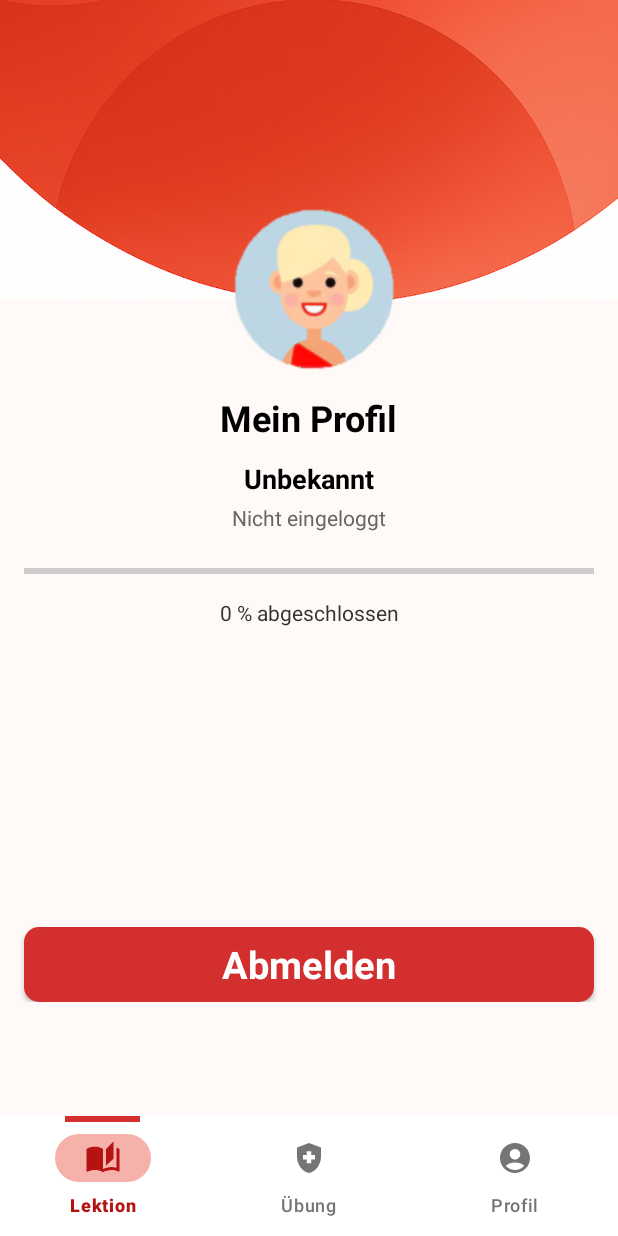
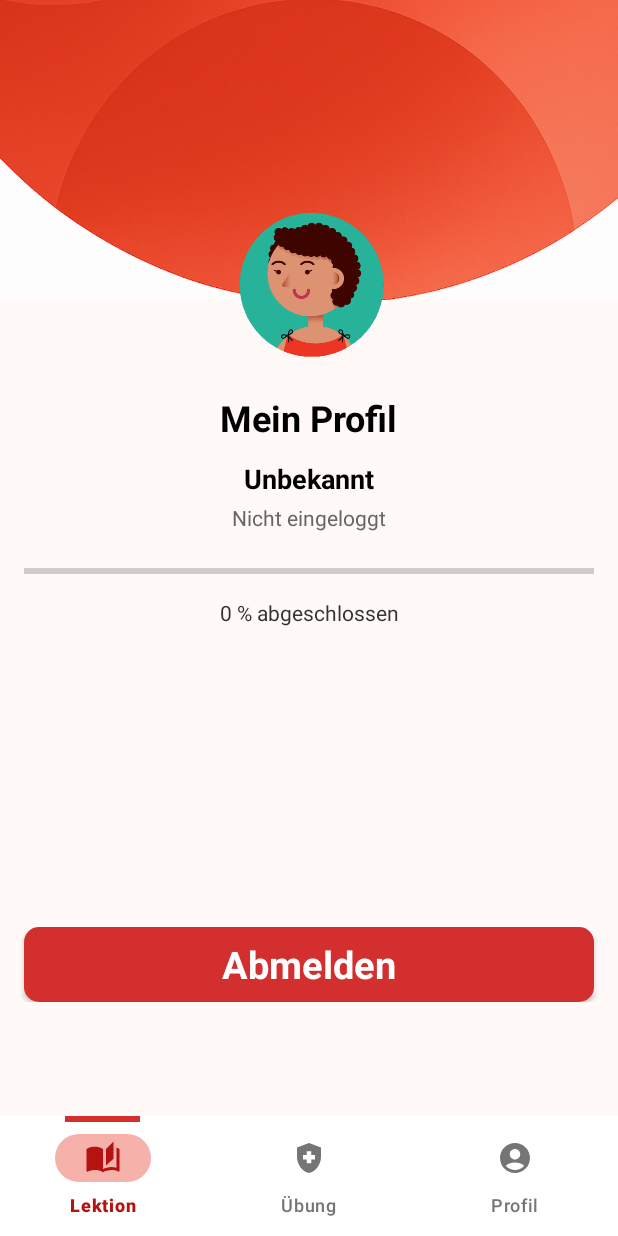
Before and after one commit to anja-05/LifeSaverAppNew, an Android app: the fragment ProfilFragment placed in its activity, on a phone screen of 412 x 824 dp. Run offline under Robolectric (Android 15) with nearby library versions, the phone set to English and light mode, and no system bars.

Commit message:
feature(profile): added selectable avatar with persistent storage using SharedPreferences

```diff
--- a/app/src/main/java/at/fhj/lifesaver/ProfilFragment.java
+++ b/app/src/main/java/at/fhj/lifesaver/ProfilFragment.java
@@ -1,5 +1,6 @@
 package at.fhj.lifesaver;
 
+import android.app.AlertDialog;
 import android.content.Context;
 import android.content.Intent;
 import android.content.SharedPreferences;
@@ -12,17 +13,33 @@ import androidx.fragment.app.Fragment;
 import android.view.LayoutInflater;
 import android.view.View;
 import android.view.ViewGroup;
+import android.widget.BaseAdapter;
 import android.widget.Button;
+import android.widget.GridView;
+import android.widget.ImageView;
 import android.widget.ProgressBar;
 import android.widget.TextView;
 
 public class ProfilFragment extends Fragment {
-
     private ProgressBar progressBar;
     private TextView progressText;
     private Button logoutButton;
+    private ImageView avatarImage;
 
     private static final int TOTAL_LESSONS = 10;
+
+    private final int[] avatarResIds = {
+            R.drawable.lockige_frau,
+            R.drawable.braunhaariger_mann,
+            R.drawable.dunkelhaarig_frau,
+            R.drawable.lockiger_mann,
+            R.drawable.blonde_frau,
+            R.drawable.schwarz_mann
+    };
+
+    private final String[] avatarNames = {
+            "lockige frau", "braunhaariger mann", "dunkelhaarige frau", "lockiger mann", "blonde frau", "schwarzhaariger mann"
+    };
 
     @Override
     public View onCreateView(LayoutInflater inflater, ViewGroup container, Bundle savedInstanceState) {
@@ -36,33 +53,101 @@ public class ProfilFragment extends Fragment {
         progressBar = view.findViewById(R.id.progressBar);
         progressText = view.findViewById(R.id.progressText);
         logoutButton = view.findViewById(R.id.button);
+        avatarImage = view.findViewById(R.id.image_avatar);
         TextView nameText = view.findViewById(R.id.profile_name);
         TextView emailText = view.findViewById(R.id.profile_email);
 
-        SharedPreferences userPrefs = requireContext().getSharedPreferences("user_data", Context.MODE_PRIVATE);
-        String name = userPrefs.getString("user_name", "Unbekannt");
-        String email = userPrefs.getString("user_email", "Nicht eingeloggt");
+        SharedPreferences prefs = requireContext().getSharedPreferences("user_data", Context.MODE_PRIVATE);
+        String name = prefs.getString("user_name", "Unbekannt");
+        String email = prefs.getString("user_email", "Nicht eingeloggt");
+        String avatarName = prefs.getString("avatar", "frau");
 
         nameText.setText(name);
         emailText.setText(email);
+        avatarImage.setImageResource(getAvatarResIdByName(avatarName));
 
-        // Fortschritt laden
-        SharedPreferences prefs = requireContext().getSharedPreferences("progress", Context.MODE_PRIVATE);
-        int completedLessons = prefs.getInt("completedLessons", 0);
+        avatarImage.setOnClickListener(v -> showAvatarDialog());
+
+        int completedLessons = requireContext()
+                .getSharedPreferences("progress", Context.MODE_PRIVATE)
+                .getInt("completedLessons", 0);
 
         updateProgress(completedLessons);
 
         logoutButton.setOnClickListener(v -> {
-            userPrefs.edit().clear().apply();
-
+            prefs.edit().clear().apply();
             Intent intent = new Intent(requireActivity(), LoginActivity.class);
             intent.setFlags(Intent.FLAG_ACTIVITY_NEW_TASK | Intent.FLAG_ACTIVITY_CLEAR_TASK);
             startActivity(intent);
         });
     }
+
     private void updateProgress(int completedLessons) {
         int progress = (int) ((completedLessons / (float) TOTAL_LESSONS) * 100);
         progressBar.setProgress(progress);
         progressText.setText(progress + " % abgeschlossen");
     }
+
+    private void showAvatarDialog() {
+        View dialogView = LayoutInflater.from(requireContext())
+                .inflate(R.layout.dialog_avatar_selection, null);
+        GridView gridView = dialogView.findViewById(R.id.avatarGrid);
+
+        gridView.setAdapter(new BaseAdapter() {
+            @Override
+            public int getCount() {
+                return avatarResIds.length;
+            }
+
+            @Override
+            public Object getItem(int i) {
+                return avatarResIds[i];
+            }
+
+            @Override
+            public long getItemId(int i) {
+                return i;
+            }
+
+            @Override
+            public View getView(int i, View convertView, ViewGroup parent) {
+                ImageView img = new ImageView(requireContext());
+                img.setLayoutParams(new GridView.LayoutParams(200, 200));
+                img.setScaleType(ImageView.ScaleType.CENTER_CROP);
+                img.setImageResource(avatarResIds[i]);
+                return img;
+            }
+        });
+
+        AlertDialog.Builder builder = new AlertDialog.Builder(requireContext());
+        builder.setTitle("Wähle einen Avatar");
+        builder.setView(dialogView);
+        AlertDialog dialog = builder.create();
+        dialog.show();
+
+        gridView.setOnItemClickListener((parent, view, position, id) -> {
+            avatarImage.setImageResource(avatarResIds[position]);
+            SharedPreferences prefs = requireContext().getSharedPreferences("user_data", Context.MODE_PRIVATE);
+            prefs.edit().putString("avatar", avatarNames[position]).apply();
+            dialog.dismiss();
+        });
+    }
+
+    private int getAvatarResIdByName(String name) {
+        switch (name) {
+            case "braunhaariger mann":
+                return R.drawable.braunhaariger_mann;
+            case "dunkelhaarige frau":
+                return R.drawable.dunkelhaarig_frau;
+            case "lockiger mann":
+                return R.drawable.lockiger_mann;
+            case "schwarzhaariger mann":
+                return R.drawable.schwarz_mann;
+            case "blonde frau":
+                return R.drawable.blonde_frau;
+            case "lockige frau":
+            default:
+                return R.drawable.lockige_frau;
+        }
+    }
 }
--- a/app/src/main/res/layout/fragment_profil.xml
+++ b/app/src/main/res/layout/fragment_profil.xml
@@ -36,7 +36,10 @@
                     android:layout_marginTop="130dp"
                     app:layout_constraintTop_toBottomOf="@id/profile_title"
                     android:scaleType="centerCrop"
-                    android:src="@drawable/frau"
+                    android:src="@drawable/lockige_frau"
+                    android:clickable="true"
+                    android:focusable="true"
+                    android:contentDescription="Profilbild auswählen"
                     app:layout_constraintTop_toTopOf="parent"
                     app:layout_constraintStart_toStartOf="parent"
                     app:layout_constraintEnd_toEndOf="parent" />
@@ -126,5 +129,4 @@
             </androidx.constraintlayout.widget.ConstraintLayout>
         </LinearLayout>
     </ScrollView>
-
  </androidx.constraintlayout.widget.ConstraintLayout>
```
Also changed, not shown: app/src/main/res/layout/dialog_avatar_selection.xml (added, +10 -0 lines), app/src/main/res/drawable/blonde_frau.png (added), app/src/main/res/drawable/braunhaariger_mann.png (added), app/src/main/res/drawable/dunkelhaarig_frau.png (added), app/src/main/res/drawable/frau.png (deleted), app/src/main/res/drawable/lockige_frau.png (added), app/src/main/res/drawable/lockiger_mann.png (added), app/src/main/res/drawable/schwarz_mann.png (added).
